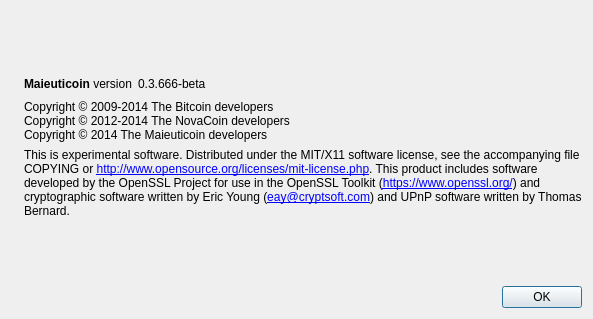
Before: the Qt Designer form src/qt/forms/aboutdialog.ui in C2MMXIV/MMXIV, drawn with Qt 5.
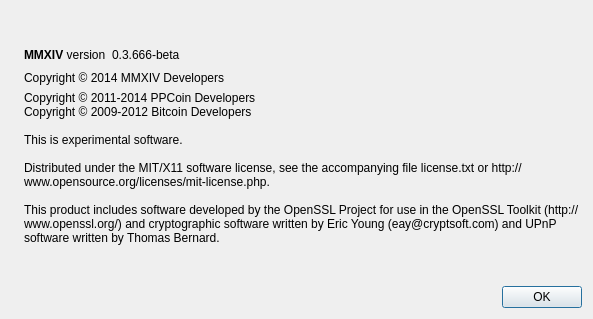
After: the same form once the commit is applied. Icons and pictures are not drawn.

```diff
--- a/src/qt/forms/aboutdialog.ui
+++ b/src/qt/forms/aboutdialog.ui
@@ -50,7 +50,7 @@
           <cursorShape>IBeamCursor</cursorShape>
          </property>
          <property name="text">
-          <string>&lt;b&gt;Maieuticoin&lt;/b&gt; version</string>
+          <string>&lt;b&gt;MMXIV&lt;/b&gt; version</string>
          </property>
          <property name="textInteractionFlags">
           <set>Qt::LinksAccessibleByMouse|Qt::TextSelectableByKeyboard|Qt::TextSelectableByMouse</set>
@@ -65,6 +65,9 @@
          <property name="text">
           <string notr="true">0.3.666-beta</string>
          </property>
+         <property name="textFormat">
+          <enum>Qt::RichText</enum>
+         </property>
          <property name="textInteractionFlags">
           <set>Qt::LinksAccessibleByMouse|Qt::TextSelectableByKeyboard|Qt::TextSelectableByMouse</set>
          </property>
@@ -91,9 +94,10 @@
         <cursorShape>IBeamCursor</cursorShape>
        </property>
        <property name="text">
-        <string>Copyright © 2009-2014 The Bitcoin developers
-Copyright © 2012-2014 The NovaCoin developers
-Copyright © 2014 The Maieuticoin developers</string>
+        <string>Copyright © 2014 MMXIV Developers</string>
+       </property>
+       <property name="wordWrap">
+        <bool>true</bool>
        </property>
        <property name="textInteractionFlags">
         <set>Qt::LinksAccessibleByMouse|Qt::TextSelectableByKeyboard|Qt::TextSelectableByMouse</set>
@@ -106,15 +110,14 @@
         <cursorShape>IBeamCursor</cursorShape>
        </property>
        <property name="text">
-        <string>
+        <string>Copyright © 2011-2014 PPCoin Developers
+Copyright © 2009-2012 Bitcoin Developers
+
 This is experimental software.
 
-Distributed under the MIT/X11 software license, see the accompanying file COPYING or &lt;a href=&quot;http://www.opensource.org/licenses/mit-license.php&quot;&gt;http://www.opensource.org/licenses/mit-license.php&lt;/a&gt;.
+Distributed under the MIT/X11 software license, see the accompanying file license.txt or http://www.opensource.org/licenses/mit-license.php.
 
-This product includes software developed by the OpenSSL Project for use in the OpenSSL Toolkit (&lt;a href=&quot;https://www.openssl.org/&quot;&gt;https://www.openssl.org/&lt;/a&gt;) and cryptographic software written by Eric Young (&lt;a href=&quot;mailto:eay@cryptsoft.com&quot;&gt;eay@cryptsoft.com&lt;/a&gt;) and UPnP software written by Thomas Bernard.</string>
-       </property>
-       <property name="textFormat">
-        <enum>Qt::RichText</enum>
+This product includes software developed by the OpenSSL Project for use in the OpenSSL Toolkit (http://www.openssl.org/) and cryptographic software written by Eric Young (eay@cryptsoft.com) and UPnP software written by Thomas Bernard.</string>
        </property>
        <property name="wordWrap">
         <bool>true</bool>
```
Left out of the diff: 19 changed lines with no effect on the pictures.
